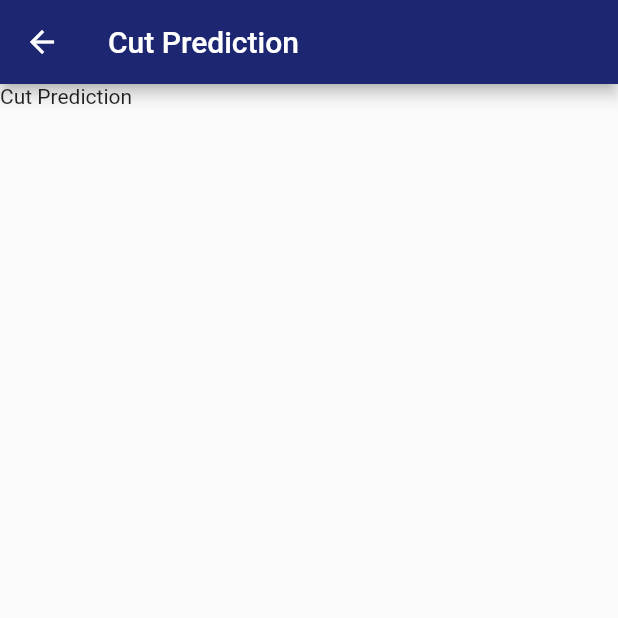
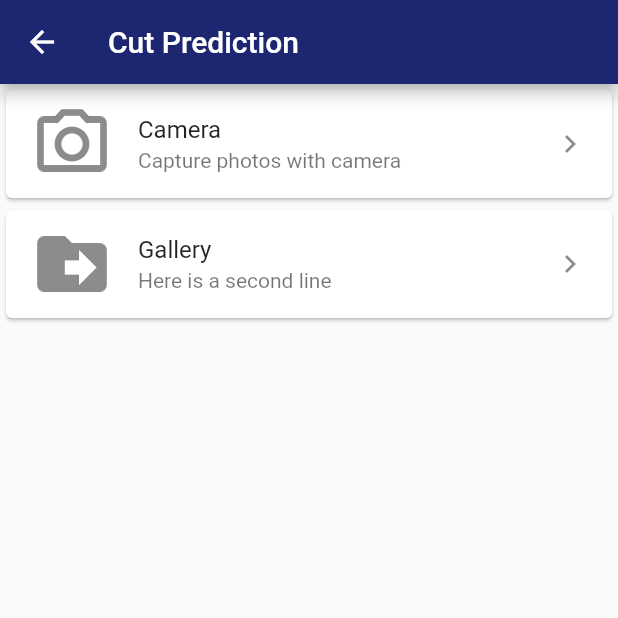
Before and after one commit to NuvinduSenarathne/Gemo_Mobile, a Flutter app: the CutPrediction screen opened by its route, on a phone screen of 412 x 824 dp, the top half of it. Run offline on Flutter 3.47's test engine with Material 2 defaults, Android fonts, the phone set to English and light mode, and no system bars; our stand-ins replace carousel_slider, cloud_firestore, firebase_auth, firebase_core, quickalert, shared_preferences; accounts and stored records are empty.

Commit message:
Cut Predicition :UI

```diff
--- a/lib/screens/cutPrediction.dart
+++ b/lib/screens/cutPrediction.dart
@@ -12,9 +12,26 @@ class CutPrediction extends StatelessWidget {
         backgroundColor: AppColors.backgroundColor,
         title: const Text("Cut Prediction"),
       ),
-      body: Container(
-        child: const Text('Cut Prediction'),
-      ),
+      body: ListView(
+        children: const [
+          Card(
+            child: ListTile(
+              leading: Icon( Icons.camera_alt_outlined, size: 56.0),
+              title: Text('Camera'),
+              subtitle: Text('Capture photos with camera'),
+              trailing: Icon(Icons.navigate_next_outlined),
+            ),
+          ),
+          Card(
+            child: ListTile(
+              leading: Icon( Icons.drive_file_move, size: 56.0),
+              title: Text('Gallery'),
+              subtitle: Text('Here is a second line'),
+              trailing: Icon(Icons.navigate_next_outlined),
+            ),
+          )
+        ],
+      )
     );
   }
 }
```
